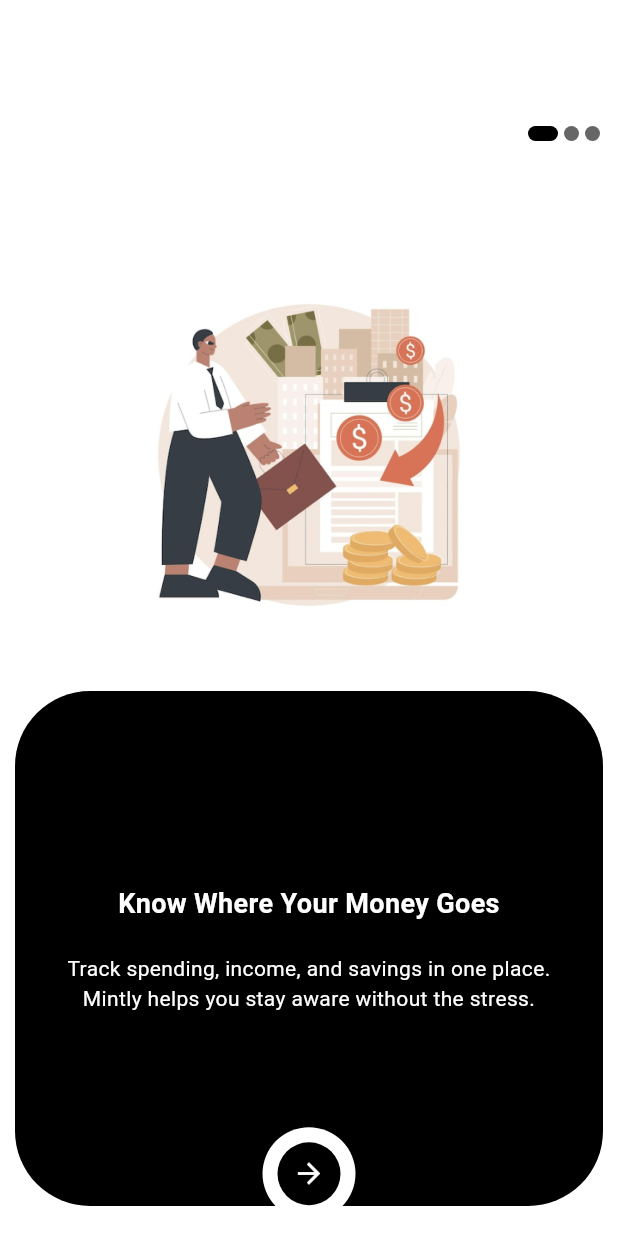
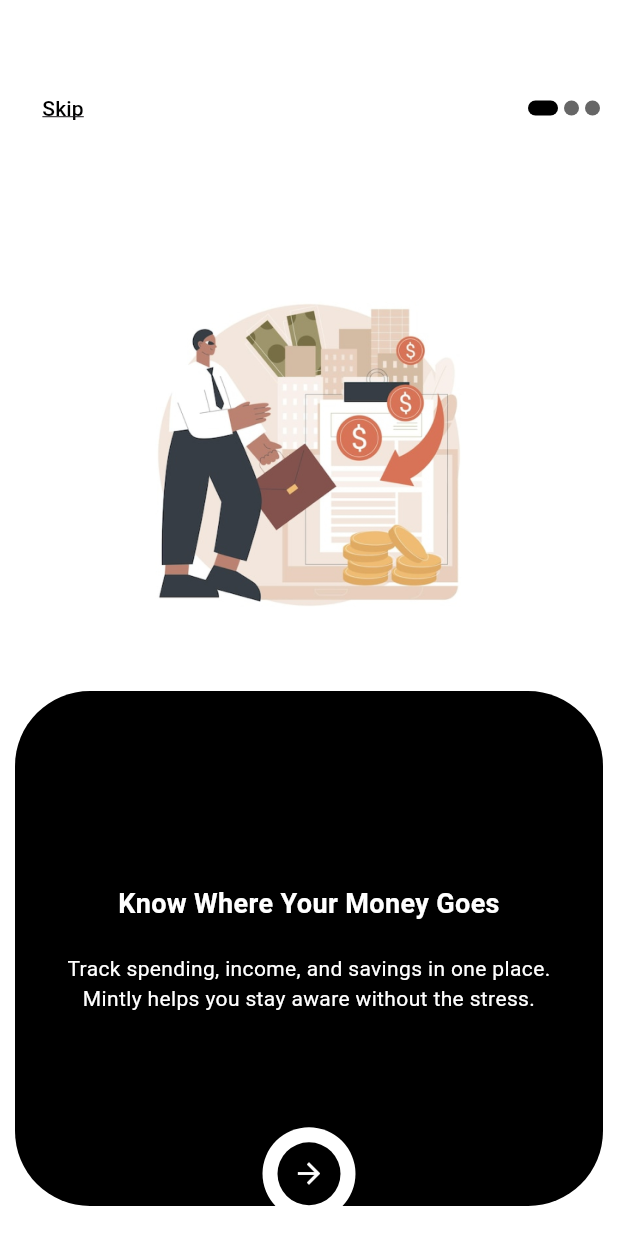
Before and after one commit to ArshadhAbbas/Mintly, a Flutter app: the screen it shows after launch, on a phone screen of 412 x 824 dp. Run offline on Flutter 3.47's test engine with Material 3 defaults, Android fonts, the light colour scheme and no system bars; our stand-ins replace flutter_riverpod, go_router, riverpod_annotation; missing offline and left inert: connectivity_wrapper; generated files the repository leaves out were written again.

Commit message:
added skip button on onboarding

```diff
--- a/lib/utils/app_constants.dart/app_theme.dart
+++ b/lib/utils/app_constants.dart/app_theme.dart
@@ -18,7 +18,7 @@
         bodySmall: TextStyleConstants.w400F12,
         labelLarge: TextStyleConstants.w600F14,
       ),
-
+      textButtonTheme: TextButtonThemeData(style: ButtonStyle(foregroundColor: WidgetStatePropertyAll(Colors.black))),
       cardTheme: CardThemeData(
         color: AppColors.lightCard,
         elevation: 0,
--- a/lib/view/onboarding/view/onboarding_view.dart
+++ b/lib/view/onboarding/view/onboarding_view.dart
@@ -32,6 +32,15 @@
             Padding(
               padding: const EdgeInsets.all(10),
               child: Row(
+                children: [
+                  TextButton(
+                    onPressed: () {
+                      pageController.animateToPage(2, duration: Duration(milliseconds: 500), curve: Curves.easeInOut);
+                    },
+                    child: Text("Skip", style: TextStyleConstants.w500F14.copyWith(decoration: TextDecoration.underline)),
+                  ),
+                  Spacer(),
+                  Row(
                     mainAxisAlignment: MainAxisAlignment.end,
                     children: List.generate(
                       imagesList.length,
@@ -46,6 +55,8 @@
                         ),
                       ),
                     ),
+                  ),
+                ],
               ),
             ),
             SizedBox(height: 60),
```
Lines whose indentation alone changed are shown as unchanged.
